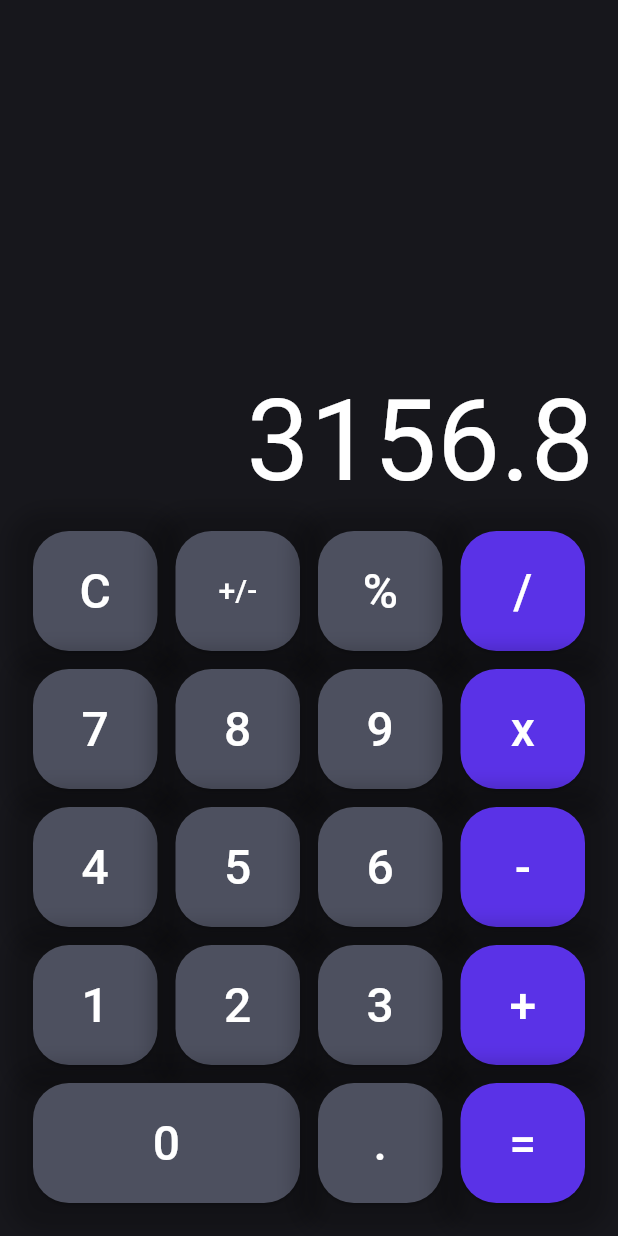
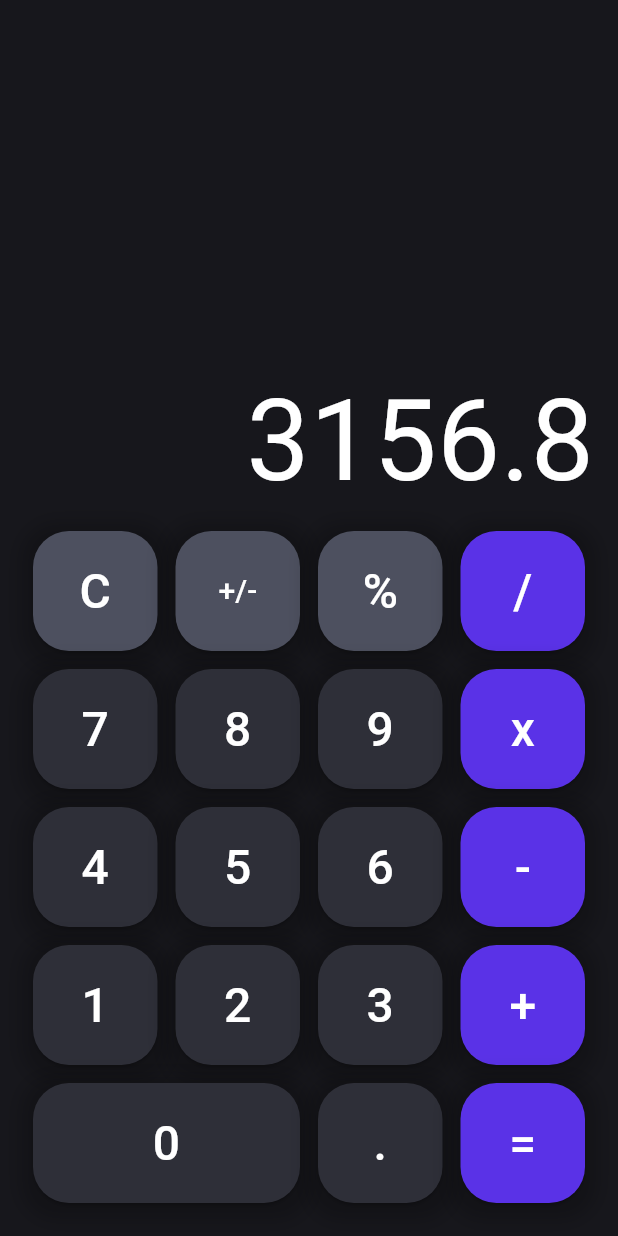
Before and after one commit to amalikrigger/gcoat_tutorial_session_1, a Flutter app: the screen it shows after launch, swiped to page 2, on a phone screen of 412 x 824 dp. Run offline on Flutter 3.47's test engine with Material 3 defaults, Android fonts, the phone set to English and light mode, and no system bars.

Commit message:
Adding improvements

```diff
--- a/lib/pages/calculator.dart
+++ b/lib/pages/calculator.dart
@@ -58,16 +58,19 @@ class _CalculatorState extends State<Calculator> {
                   children: [
                     Expanded(
                       child: CalculatorButton(
+                        color: Color(0xFF2E2F38),
                         text: '7',
                       ),
                     ),
                     Expanded(
                       child: CalculatorButton(
+                        color: Color(0xFF2E2F38),
                         text: '8',
                       ),
                     ),
                     Expanded(
                       child: CalculatorButton(
+                        color: Color(0xFF2E2F38),
                         text: '9',
                       ),
                     ),
@@ -83,16 +86,19 @@ class _CalculatorState extends State<Calculator> {
                   children: [
                     Expanded(
                       child: CalculatorButton(
+                        color: Color(0xFF2E2F38),
                         text: '4',
                       ),
                     ),
                     Expanded(
                       child: CalculatorButton(
+                        color: Color(0xFF2E2F38),
                         text: '5',
                       ),
                     ),
                     Expanded(
                       child: CalculatorButton(
+                        color: Color(0xFF2E2F38),
                         text: '6',
                       ),
                     ),
@@ -108,16 +114,19 @@ class _CalculatorState extends State<Calculator> {
                   children: [
                     Expanded(
                       child: CalculatorButton(
+                        color: Color(0xFF2E2F38),
                         text: '1',
                       ),
                     ),
                     Expanded(
                       child: CalculatorButton(
+                        color: Color(0xFF2E2F38),
                         text: '2',
                       ),
                     ),
                     Expanded(
                       child: CalculatorButton(
+                        color: Color(0xFF2E2F38),
                         text: '3',
                       ),
                     ),
@@ -134,11 +143,13 @@ class _CalculatorState extends State<Calculator> {
                     Expanded(
                       flex: 2,
                       child: CalculatorButton(
+                        color: Color(0xFF2E2F38),
                         text: '0',
                       ),
                     ),
                     Expanded(
                       child: CalculatorButton(
+                        color: Color(0xFF2E2F38),
                         text: '.',
                       ),
                     ),
@@ -152,7 +163,8 @@ class _CalculatorState extends State<Calculator> {
                 )
               ],
             ),
-            )),
+          ),
+        ),
       ),
     );
   }
@@ -180,7 +192,7 @@ class CalculatorButton extends StatelessWidget {
         boxShadow: [
           BoxShadow(
             color: Colors.black.withOpacity(0.2),
-            spreadRadius: 16,
+            spreadRadius: 8,
             blurRadius: 10,
             offset: const Offset(0, 3),
           ),
```
Lines whose indentation alone changed are shown as unchanged.
